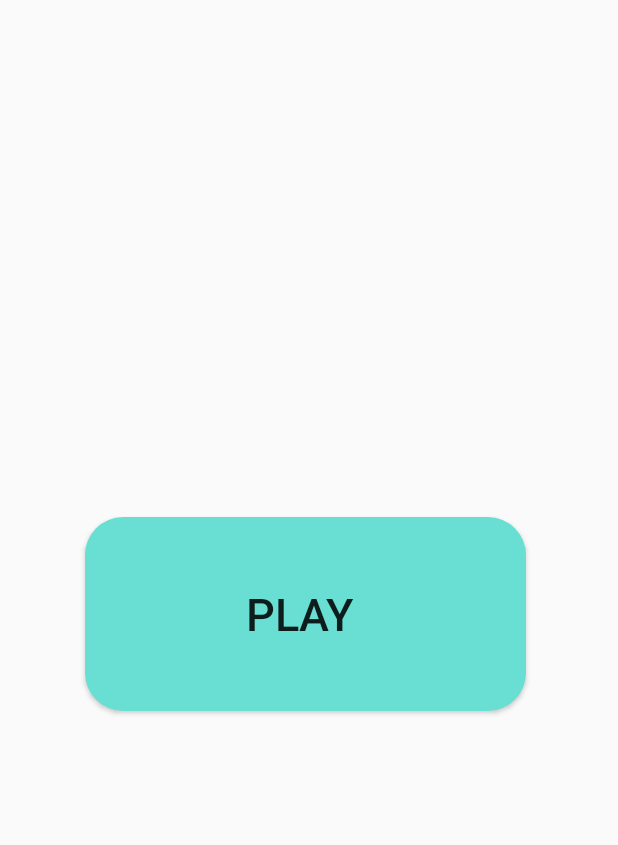
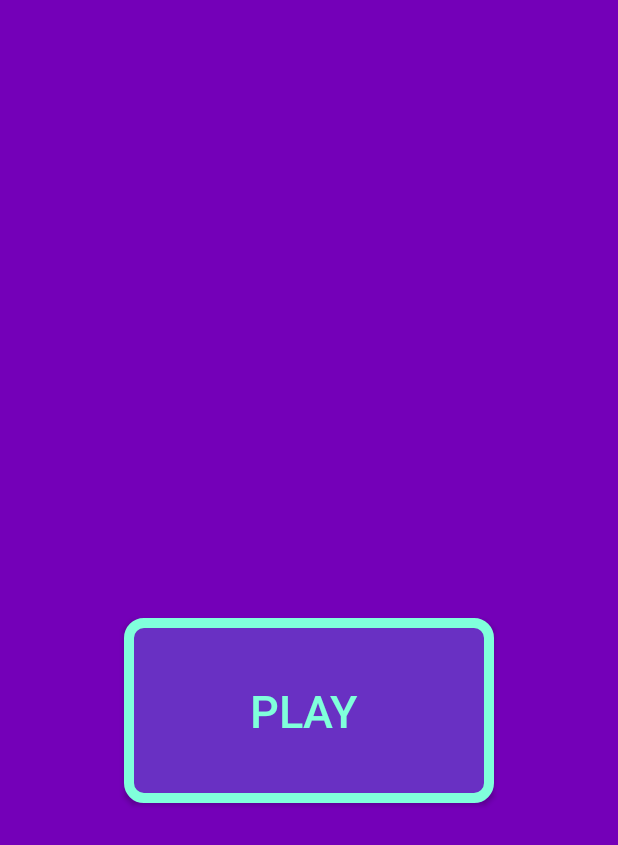
Before and after one commit to dogukannn/Drag-n-Drop-List, an Android app: the screen it shows after launch (MainActivity), on a phone screen of 412 x 824 dp. Shown: the top 845 px of the screen. Run offline under Robolectric (Android 15) with nearby library versions, the phone set to English and light mode, and no system bars; libraries missing offline, so code that uses them is left out: com.marcinmoskala.math.

Commit message:
Design is finished except colors.

```diff
--- a/app/src/main/java/com/example/drag_drop_list/ExampleLevel.kt
+++ b/app/src/main/java/com/example/drag_drop_list/ExampleLevel.kt
@@ -31,10 +31,10 @@ class ExampleLevel() : AppCompatActivity() {
         }
 
 
-        recycler_view.adapter = ExampleAdapter(exampleList,this)
+        /*recycler_view.adapter = ExampleAdapter(exampleList,this)
         recycler_view.layoutManager = ExLayout(this,5)
         recycler_view.setHasFixedSize(true)
-        itemTouchHelper.attachToRecyclerView(recycler_view)
+        itemTouchHelper.attachToRecyclerView(recycler_view)*/
     }
 
     var simpleCallback = object :
--- a/app/src/main/java/com/example/drag_drop_list/RandomizedLevelAdapter.kt
+++ b/app/src/main/java/com/example/drag_drop_list/RandomizedLevelAdapter.kt
@@ -45,7 +45,7 @@ class RandomizedLevelAdapter(private val exampleList : List<ExampleItem>, privat
     override fun onBindViewHolder(holder: ExampleViewHolder, position: Int) {
         val currentItem = exampleList[position]
 
-        holder.imageView.setImageResource(currentItem.imageResource)
+        //holder.imageView.setImageResource(currentItem.imageResource)
         holder.textView1.text = currentItem.text1
         holder.textView2.text = currentItem.text2
 
@@ -57,7 +57,7 @@ class RandomizedLevelAdapter(private val exampleList : List<ExampleItem>, privat
     override fun getItemCount() = exampleList.size
 
     class ExampleViewHolder(itemView : View) : RecyclerView.ViewHolder(itemView) {
-        val imageView : ImageView = itemView.image_view
+        //val imageView : ImageView = itemView.image_view
         val textView1 : TextView = itemView.text_view1
         val textView2 : TextView = itemView.text_view2
     }
--- /dev/null
+++ b/app/src/main/res/drawable/button_bg_pressable.xml
@@ -0,0 +1,23 @@
+<?xml version="1.0" encoding="utf-8"?>
+<ripple xmlns:android="http://schemas.android.com/apk/res/android"
+    xmlns:tools="http://schemas.android.com/tools"
+    android:color="@color/colorPrimary"
+    tools:targetApi="lollipop">
+    <item android:id="@android:id/mask">
+        <shape android:shape="rectangle">
+            <solid android:color="@color/colorPrimaryDark" />
+            <corners android:radius="10dp" />
+        </shape>
+    </item>
+
+    <item android:id="@android:id/background">
+        <shape xmlns:android="http://schemas.android.com/apk/res/android"
+            android:shape="rectangle">
+            <gradient android:startColor="@color/colorSecondary"
+                android:endColor="@color/colorSecondary"
+                android:angle="270" />
+            <stroke android:width="10px" android:color="@color/colorPrimary" />
+            <corners android:radius="10dp" />
+        </shape>
+    </item>
+</ripple>
--- a/app/src/main/res/layout/activity_main.xml
+++ b/app/src/main/res/layout/activity_main.xml
@@ -1,38 +1,61 @@
 <?xml version="1.0" encoding="utf-8"?>
-<RelativeLayout xmlns:android="http://schemas.android.com/apk/res/android"
+<androidx.constraintlayout.widget.ConstraintLayout xmlns:android="http://schemas.android.com/apk/res/android"
     xmlns:app="http://schemas.android.com/apk/res-auto"
     xmlns:tools="http://schemas.android.com/tools"
+    android:id="@+id/relativeLayout"
     android:layout_width="match_parent"
+
     android:layout_height="match_parent"
-
+    android:background="@color/colorBackground"
+    app:layout_constraintGuide_percent="0.1"
     tools:context=".MainActivity">
 
-    <androidx.recyclerview.widget.RecyclerView
-        android:id="@+id/recycler_view"
+    <androidx.constraintlayout.widget.Guideline
+        android:id="@+id/one"
+        android:layout_width="wrap_content"
+        android:layout_height="wrap_content"
+        android:orientation="horizontal"
+        app:layout_constraintGuide_percent="0.5"
+        app:layout_constraintStart_toStartOf="parent"
+        app:layout_constraintTop_toTopOf="parent" />
 
-        android:layout_width="19dp"
-        android:layout_height="0dp"
-        android:layout_alignParentTop="true"
-        android:layout_alignParentBottom="true"
-        android:layout_marginTop="45dp"
-        android:layout_marginBottom="686dp"
-        android:clipToPadding="false"
-        android:padding="5dp"
-        tools:listitem="@layout/example_item" />
+
+    <androidx.constraintlayout.widget.Guideline
+        android:id="@+id/one2"
+        android:layout_width="wrap_content"
+        android:layout_height="wrap_content"
+        android:orientation="horizontal"
+        app:layout_constraintGuide_percent="0.65"
+        app:layout_constraintStart_toStartOf="parent"
+        app:layout_constraintTop_toTopOf="parent" />
 
     <Button
         android:id="@+id/button"
-        android:layout_width="294dp"
-        android:layout_height="129dp"
-        android:layout_alignParentEnd="true"
-        android:layout_alignParentBottom="true"
-        android:layout_marginEnd="61dp"
-        android:layout_marginBottom="350dp"
-        android:background="@drawable/ripple"
-        android:backgroundTint="#69DFD3"
+        android:layout_width="0dp"
+        android:layout_height="0dp"
+        android:background="@drawable/button_bg_pressable"
         android:onClick="toActiv2"
         android:text="play "
-        android:textSize="30sp" />
+        android:textColor="@color/radio_text_color"
+        android:textSize="30sp"
+        app:layout_constraintBottom_toTopOf="@+id/one2"
+        app:layout_constraintEnd_toStartOf="@+id/guideline5"
+        app:layout_constraintStart_toStartOf="@+id/guideline4"
+        app:layout_constraintTop_toTopOf="@+id/one" />
+
+    <androidx.constraintlayout.widget.Guideline
+        android:id="@+id/guideline4"
+        android:layout_width="wrap_content"
+        android:layout_height="wrap_content"
+        android:orientation="vertical"
+        app:layout_constraintGuide_percent="0.2" />
+
+    <androidx.constraintlayout.widget.Guideline
+        android:id="@+id/guideline5"
+        android:layout_width="wrap_content"
+        android:layout_height="wrap_content"
+        android:orientation="vertical"
+        app:layout_constraintGuide_percent="0.8" />
 
 
-</RelativeLayout>
+</androidx.constraintlayout.widget.ConstraintLayout>
--- a/app/src/main/res/values/colors.xml
+++ b/app/src/main/res/values/colors.xml
@@ -1,9 +1,11 @@
 <?xml version="1.0" encoding="utf-8"?>
 <resources>
-    <color name="colorPrimary">#1fa252</color>
-    <color name="colorSecondary">#000000</color>
-    <color name="colorBackground">#202020</color>
-    <color name="colorPrimaryDark">#3700B3</color>
+    <color name="colorPrimary">#80FFDB</color>
+    <color name="colorSecondary">#6930C3</color>
+    <color name="colorBackground">#7400B8</color>
+    <color name="colorPrimaryDark">#900c3f</color>
     <color name="colorAccent">#03DAC5</color>
-    <color name="colorSelectedText">#FFFFFF</color>
+    <color name="colorSelectedText">#6930C3</color>
+    <color name="colorRed">#f07d7d</color>
+    <color name="colorGreen">#42f5a1</color>
 </resources>
```
Also changed, not shown: app/src/main/java/com/example/drag_drop_list/ExampleAdapter.kt (+4 -4 lines), app/src/main/java/com/example/drag_drop_list/RandomizedLevel.kt (+33 -15 lines), app/src/main/res/drawable/button_bg_green.xml (added, +9 -0 lines), app/src/main/res/drawable/button_bg_red.xml (added, +9 -0 lines), app/src/main/res/drawable/button_selector.xml (added, +7 -0 lines), app/src/main/res/layout/activity_categories.xml (+8 -10 lines), app/src/main/res/layout/activity_randomized_level.xml (+112 -43 lines), app/src/main/res/layout/example_item.xml (+21 -16 lines), app/src/main/res/layout/example_item2.xml (added, +38 -0 lines).
